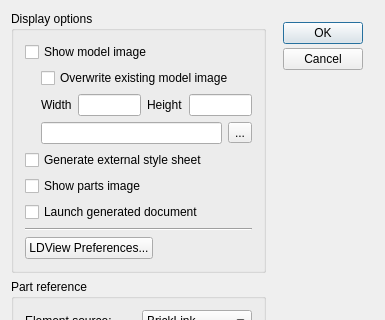
Above: ldvlib/LDVQt/LDVPartList.ui from allanzhang/lpub3d before the change; both pictures show x 0 to 385 and y 0 to 320 of the 385 by 562 pixel window. Below: the same form after it.
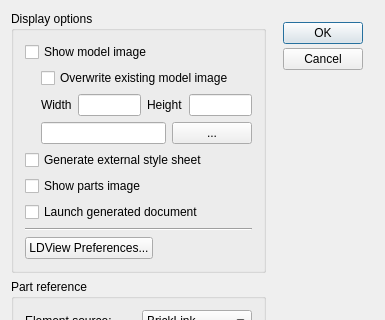
That is the form after the change. Icons and pictures are not drawn.

```diff
--- a/ldvlib/LDVQt/LDVPartList.ui
+++ b/ldvlib/LDVQt/LDVPartList.ui
@@ -181,7 +181,7 @@
            </widget>
           </item>
           <item>
-           <widget class="QToolButton" name="snapshotButton">
+           <widget class="QPushButton" name="snapshotButton">
             <property name="toolTip">
              <string>Select snapshot image</string>
             </property>
```
